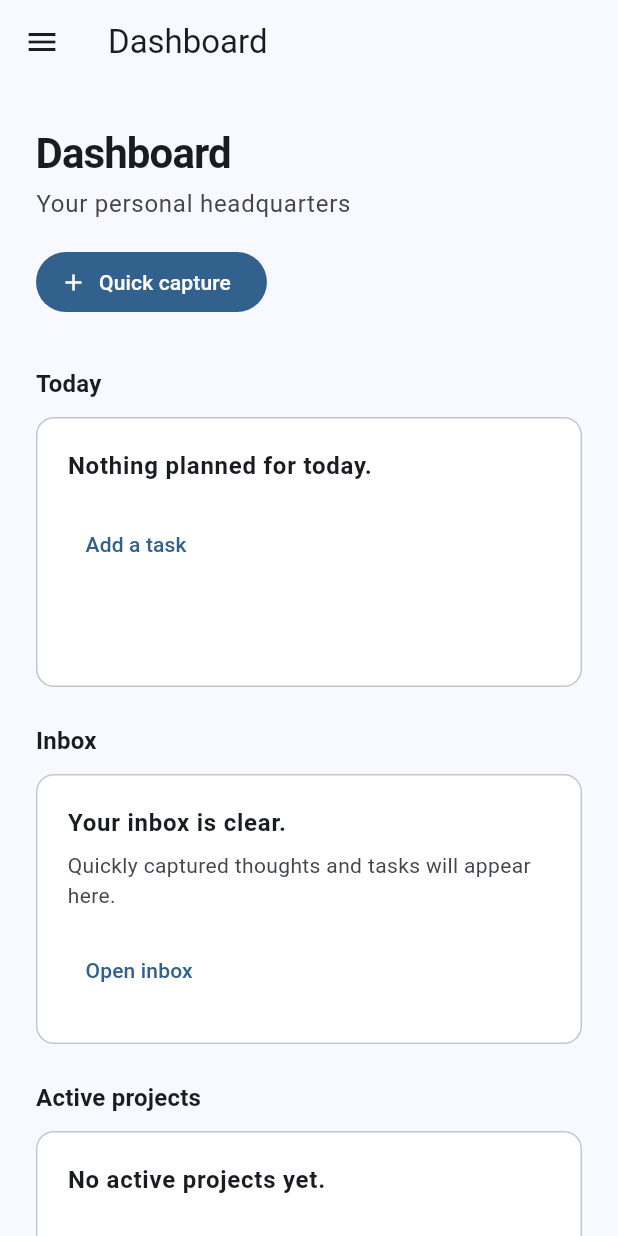
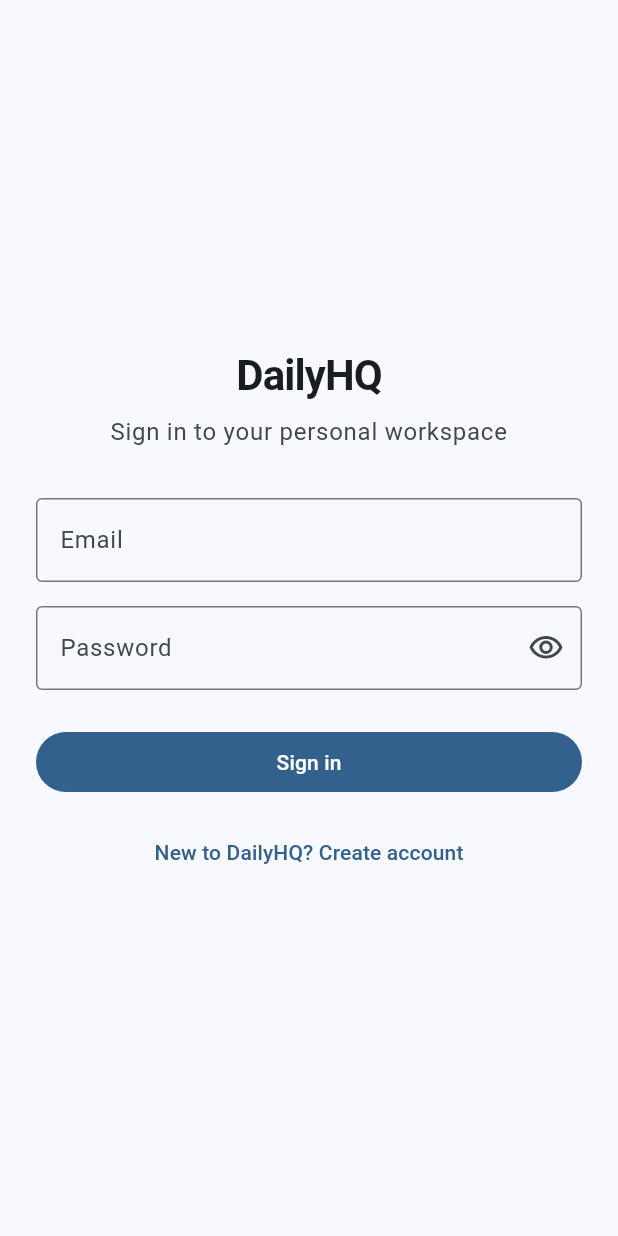
Before and after one commit to saiusesgithub/DailyHQ, a Flutter app: the screen it shows after launch, on a phone screen of 412 x 824 dp. Run offline on Flutter 3.47's test engine with Material 3 defaults, Android fonts, the phone set to English and light mode, and no system bars; our stand-ins replace firebase_auth, firebase_core; accounts and stored records are empty.

Commit message:
feat: add email authentication and account logout

```diff
--- a/lib/app/daily_hq_app.dart
+++ b/lib/app/daily_hq_app.dart
@@ -1,6 +1,6 @@
 import 'package:flutter/material.dart';
 
-import '../shell/app_shell.dart';
+import '../features/auth/presentation/auth_gate.dart';
 import 'app_theme.dart';
 
 class DailyHqApp extends StatelessWidget {
@@ -14,7 +14,7 @@
       themeMode: ThemeMode.system,
       theme: AppTheme.light,
       darkTheme: AppTheme.dark,
-      home: const AppShell(),
+      home: const AuthGate(),
     );
   }
 }
--- /dev/null
+++ b/lib/features/auth/presentation/auth_gate.dart
@@ -0,0 +1,41 @@
+import 'package:firebase_auth/firebase_auth.dart';
+import 'package:flutter/material.dart';
+
+import '../../../shell/app_shell.dart';
+import 'auth_page.dart';
+
+class AuthGate extends StatelessWidget {
+  const AuthGate({super.key});
+
+  @override
+  Widget build(BuildContext context) {
+    return StreamBuilder<User?>(
+      stream: FirebaseAuth.instance.authStateChanges(),
+      builder: (context, snapshot) {
+        if (snapshot.connectionState == ConnectionState.waiting) {
+          return const Scaffold(
+            body: Center(child: CircularProgressIndicator()),
+          );
+        }
+
+        if (snapshot.hasError) {
+          return Scaffold(
+            body: Center(
+              child: Padding(
+                padding: const EdgeInsets.all(24),
+                child: Text(
+                  'DailyHQ could not check your sign-in status.\n'
+                  '${snapshot.error}',
+                  textAlign: TextAlign.center,
+                ),
+              ),
+            ),
+          );
+        }
+
+        final user = snapshot.data;
+        return user == null ? const AuthPage() : AppShell(userId: user.uid);
+      },
+    );
+  }
+}
--- /dev/null
+++ b/lib/features/auth/presentation/auth_page.dart
@@ -0,0 +1,243 @@
+import 'package:firebase_auth/firebase_auth.dart';
+import 'package:flutter/material.dart';
+
+class AuthPage extends StatefulWidget {
+  const AuthPage({super.key});
+
+  @override
+  State<AuthPage> createState() => _AuthPageState();
+}
+
+class _AuthPageState extends State<AuthPage> {
+  final _formKey = GlobalKey<FormState>();
+  final _emailController = TextEditingController();
+  final _passwordController = TextEditingController();
+  final _confirmPasswordController = TextEditingController();
+
+  bool _isCreatingAccount = false;
+  bool _isSubmitting = false;
+  bool _obscurePassword = true;
+  String? _errorMessage;
+
+  @override
+  void dispose() {
+    _emailController.dispose();
+    _passwordController.dispose();
+    _confirmPasswordController.dispose();
+    super.dispose();
+  }
+
+  Future<void> _submit() async {
+    if (!_formKey.currentState!.validate()) return;
+
+    setState(() {
+      _isSubmitting = true;
+      _errorMessage = null;
+    });
+
+    try {
+      final email = _emailController.text.trim();
+      final password = _passwordController.text;
+
+      if (_isCreatingAccount) {
+        await FirebaseAuth.instance.createUserWithEmailAndPassword(
+          email: email,
+          password: password,
+        );
+      } else {
+        await FirebaseAuth.instance.signInWithEmailAndPassword(
+          email: email,
+          password: password,
+        );
+      }
+    } on FirebaseAuthException catch (error) {
+      if (!mounted) return;
+      setState(() => _errorMessage = _messageFor(error));
+    } catch (_) {
+      if (!mounted) return;
+      setState(() {
+        _errorMessage =
+            'Something went wrong. Check your connection and try again.';
+      });
+    } finally {
+      if (mounted) setState(() => _isSubmitting = false);
+    }
+  }
+
+  String _messageFor(FirebaseAuthException error) {
+    return switch (error.code) {
+      'email-already-in-use' => 'An account already exists for this email.',
+      'invalid-email' => 'Enter a valid email address.',
+      'invalid-credential' ||
+      'user-not-found' ||
+      'wrong-password' => 'The email or password is incorrect.',
+      'weak-password' => 'Use a password with at least 6 characters.',
+      'network-request-failed' => 'Check your connection and try again.',
+      'too-many-requests' => 'Too many attempts. Please try again later.',
+      _ => error.message ?? 'Authentication failed. Please try again.',
+    };
+  }
+
+  void _toggleMode() {
+    setState(() {
+      _isCreatingAccount = !_isCreatingAccount;
+      _errorMessage = null;
+      _confirmPasswordController.clear();
+    });
+  }
+
+  @override
+  Widget build(BuildContext context) {
+    final colorScheme = Theme.of(context).colorScheme;
+
+    return Scaffold(
+      body: SafeArea(
+        child: Center(
+          child: SingleChildScrollView(
+            padding: const EdgeInsets.all(24),
+            child: ConstrainedBox(
+              constraints: const BoxConstraints(maxWidth: 420),
+              child: Form(
+                key: _formKey,
+                child: Column(
+                  crossAxisAlignment: CrossAxisAlignment.stretch,
+                  children: [
+                    Text(
+                      'DailyHQ',
+                      style: Theme.of(context).textTheme.headlineMedium
+                          ?.copyWith(
+                            fontWeight: FontWeight.w700,
+                            letterSpacing: -0.6,
+                          ),
+                      textAlign: TextAlign.center,
+                    ),
+                    const SizedBox(height: 8),
+                    Text(
+                      _isCreatingAccount
+                          ? 'Create your personal workspace account'
+                          : 'Sign in to your personal workspace',
+                      style: Theme.of(context).textTheme.bodyLarge?.copyWith(
+                        color: colorScheme.onSurfaceVariant,
+                      ),
+                      textAlign: TextAlign.center,
+                    ),
+                    const SizedBox(height: 32),
+                    TextFormField(
+                      controller: _emailController,
+                      enabled: !_isSubmitting,
+                      keyboardType: TextInputType.emailAddress,
+                      autofillHints: const [AutofillHints.email],
+                      decoration: const InputDecoration(
+                        labelText: 'Email',
+                        border: OutlineInputBorder(),
+                      ),
+                      validator: (value) {
+                        final email = value?.trim() ?? '';
+                        if (email.isEmpty) {
+                          return 'Enter your email address.';
+                        }
+                        if (!email.contains('@')) {
+                          return 'Enter a valid email address.';
+                        }
+                        return null;
+                      },
+                    ),
+                    const SizedBox(height: 16),
+                    TextFormField(
+                      controller: _passwordController,
+                      enabled: !_isSubmitting,
+                      obscureText: _obscurePassword,
+                      autofillHints: const [AutofillHints.password],
+                      decoration: InputDecoration(
+                        labelText: 'Password',
+                        border: const OutlineInputBorder(),
+                        suffixIcon: IconButton(
+                          onPressed: () {
+                            setState(
+                              () => _obscurePassword = !_obscurePassword,
+                            );
+                          },
+                          icon: Icon(
+                            _obscurePassword
+                                ? Icons.visibility_outlined
+                                : Icons.visibility_off_outlined,
+                          ),
+                          tooltip: _obscurePassword
+                              ? 'Show password'
+                              : 'Hide password',
+                        ),
+                      ),
+                      onFieldSubmitted: (_) {
+                        if (!_isCreatingAccount && !_isSubmitting) _submit();
+                      },
+                      validator: (value) {
+                        if (value == null || value.isEmpty) {
+                          return 'Enter your password.';
+                        }
+                        if (_isCreatingAccount && value.length < 6) {
+                          return 'Use at least 6 characters.';
+                        }
+                        return null;
+                      },
+                    ),
+                    if (_isCreatingAccount) ...[
+                      const SizedBox(height: 16),
+                      TextFormField(
+                        controller: _confirmPasswordController,
+                        enabled: !_isSubmitting,
+                        obscureText: _obscurePassword,
+                        autofillHints: const [AutofillHints.newPassword],
+                        decoration: const InputDecoration(
+                          labelText: 'Confirm password',
+                          border: OutlineInputBorder(),
+                        ),
+                        onFieldSubmitted: (_) {
+                          if (!_isSubmitting) _submit();
+                        },
+                        validator: (value) {
+                          if (value != _passwordController.text) {
+                            return 'Passwords do not match.';
+                          }
+                          return null;
+                        },
+                      ),
+                    ],
+                    if (_errorMessage != null) ...[
+                      const SizedBox(height: 16),
+                      Text(
+                        _errorMessage!,
+                        style: TextStyle(color: colorScheme.error),
+                        textAlign: TextAlign.center,
+                      ),
+                    ],
+                    const SizedBox(height: 24),
+                    FilledButton(
+                      onPressed: _isSubmitting ? null : _submit,
+                      child: _isSubmitting
+                          ? const SizedBox.square(
+                              dimension: 20,
+                              child: CircularProgressIndicator(strokeWidth: 2),
+                            )
+                          : Text(
+                              _isCreatingAccount ? 'Create account' : 'Sign in',
+                            ),
+                    ),
+                    const SizedBox(height: 12),
+                    TextButton(
+                      onPressed: _isSubmitting ? null : _toggleMode,
+                      child: Text(
+                        _isCreatingAccount
+                            ? 'Already have an account? Sign in'
+                            : 'New to DailyHQ? Create account',
+                      ),
+                    ),
+                  ],
+                ),
+              ),
+            ),
+          ),
+        ),
+      ),
+    );
+  }
+}
```
Also changed, not shown: lib/pages/settings_page.dart (+99 -8 lines).
